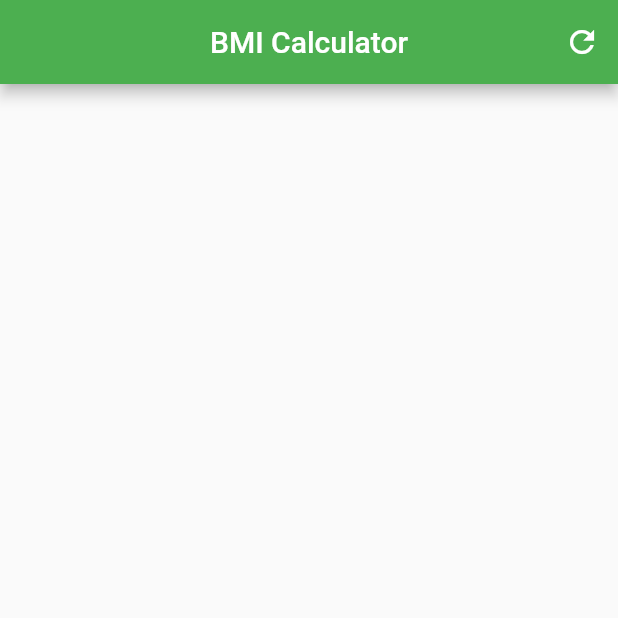
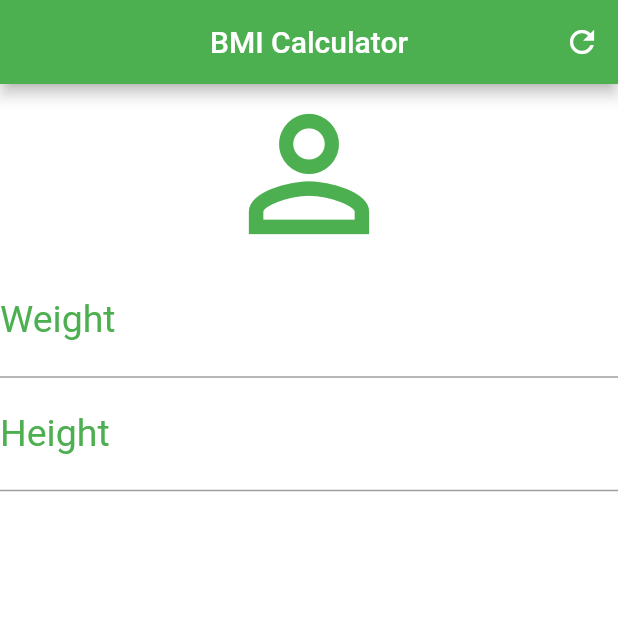
Before and after one commit to luidimso/flutter_app_bmi_calculator, a Flutter app: the screen it shows after launch, on a phone screen of 412 x 824 dp, the top half of it. Run offline on Flutter 3.47's test engine with Material 2 defaults, Android fonts, the phone set to English and light mode, and no system bars.

Commit message:
Text Field

```diff
--- a/lib/main.dart
+++ b/lib/main.dart
@@ -26,6 +26,44 @@ class _HomeState extends State<Home> {
           )
         ],
       ),
+      backgroundColor: Colors.white,
+      body: Column(
+        crossAxisAlignment: CrossAxisAlignment.stretch,
+        children: <Widget>[
+          Icon(Icons.person_outline,
+            size: 120,
+            color: Colors.green
+          ),
+          TextField(
+            keyboardType: TextInputType.number,
+            decoration: InputDecoration(
+              labelText: "Weight",
+              labelStyle: TextStyle(
+                color: Colors.green
+              )
+            ),
+            textAlign: TextAlign.center,
+            style: TextStyle(
+              color: Colors.green,
+              fontSize: 25
+            )
+          ),
+          TextField(
+              keyboardType: TextInputType.number,
+              decoration: InputDecoration(
+                  labelText: "Height",
+                  labelStyle: TextStyle(
+                      color: Colors.green
+                  )
+              ),
+              textAlign: TextAlign.center,
+              style: TextStyle(
+                  color: Colors.green,
+                  fontSize: 25
+              )
+          )
+        ],
+      )
     );
   }
 }
```
